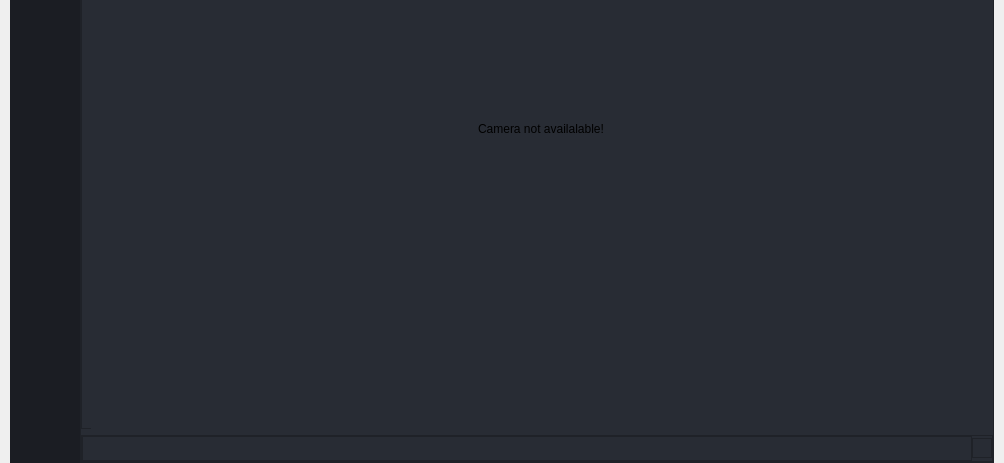
Before: the Qt Designer form ui/main_imbunatatit.ui in Radu101199/CamControl-Controlul-Gestual-al-Dispozitivelor, drawn with Qt 5; both pictures show x 0 to 1004 and y 257 to 720 of the 1004 by 720 pixel window.
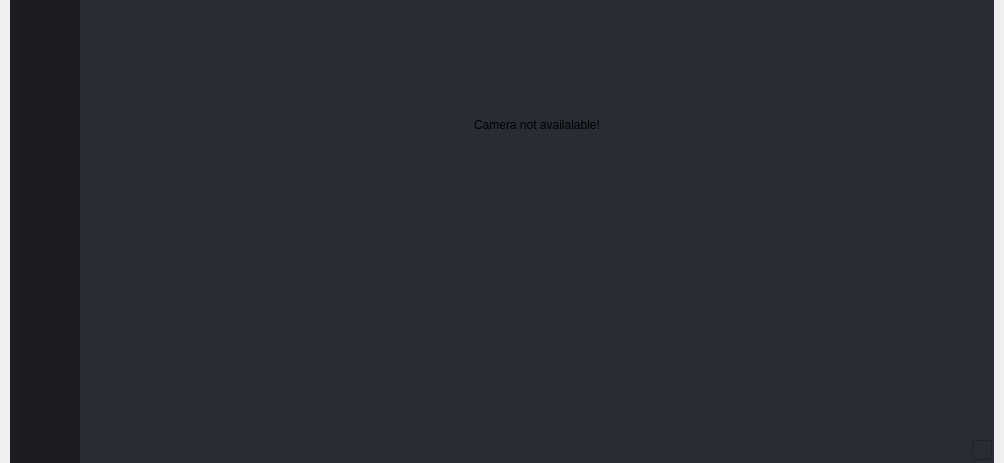
After: the same form once the commit is applied. The open tabs and pages were chosen to show the change. Icons and pictures are not drawn.

Commit message: interfata optimizata cu expandare commit

```diff
--- a/ui/main_imbunatatit.ui
+++ b/ui/main_imbunatatit.ui
@@ -778,7 +778,7 @@
              </sizepolicy>
             </property>
             <property name="frameShape">
-             <enum>QFrame::StyledPanel</enum>
+             <enum>QFrame::NoFrame</enum>
             </property>
             <property name="frameShadow">
              <enum>QFrame::Raised</enum>
@@ -804,23 +804,32 @@
                  <verstretch>0</verstretch>
                 </sizepolicy>
                </property>
-               <property name="maximumSize">
-                <size>
-                 <width>910</width>
-                 <height>610</height>
-                </size>
-               </property>
                <property name="frameShape">
-                <enum>QFrame::StyledPanel</enum>
+                <enum>QFrame::NoFrame</enum>
                </property>
                <property name="frameShadow">
                 <enum>QFrame::Raised</enum>
                </property>
                <layout class="QHBoxLayout" name="horizontalLayout_4">
+                <property name="spacing">
+                 <number>0</number>
+                </property>
+                <property name="leftMargin">
+                 <number>5</number>
+                </property>
+                <property name="topMargin">
+                 <number>5</number>
+                </property>
+                <property name="rightMargin">
+                 <number>5</number>
+                </property>
+                <property name="bottomMargin">
+                 <number>5</number>
+                </property>
                 <item>
                  <widget class="QStackedWidget" name="stackedWidget">
                   <property name="sizePolicy">
-                   <sizepolicy hsizetype="Expanding" vsizetype="Expanding">
+                   <sizepolicy hsizetype="Preferred" vsizetype="Preferred">
                     <horstretch>0</horstretch>
                     <verstretch>0</verstretch>
                    </sizepolicy>
@@ -831,6 +840,9 @@
                     <height>600</height>
                    </size>
                   </property>
+                  <property name="styleSheet">
+                   <string notr="true">background: transparent;</string>
+                  </property>
                   <property name="currentIndex">
                    <number>0</number>
                   </property>
@@ -885,7 +897,7 @@
                   </widget>
                   <widget class="QWidget" name="page_face">
                    <property name="sizePolicy">
-                    <sizepolicy hsizetype="Expanding" vsizetype="Expanding">
+                    <sizepolicy hsizetype="Preferred" vsizetype="Preferred">
                      <horstretch>0</horstretch>
                      <verstretch>0</verstretch>
                     </sizepolicy>
@@ -905,11 +917,8 @@
                         <height>580</height>
                        </size>
                       </property>
-                      <property name="maximumSize">
-                       <size>
-                        <width>1000</width>
-                        <height>1000</height>
-                       </size>
+                      <property name="lineWidth">
+                       <number>0</number>
                       </property>
                       <property name="text">
                        <string>Camera not availalable!</string>
@@ -1480,11 +1489,17 @@
                  <height>25</height>
                 </size>
                </property>
+               <property name="maximumSize">
+                <size>
+                 <width>16777215</width>
+                 <height>25</height>
+                </size>
+               </property>
                <property name="frameShape">
-                <enum>QFrame::StyledPanel</enum>
+                <enum>QFrame::NoFrame</enum>
                </property>
                <property name="frameShadow">
-                <enum>QFrame::Plain</enum>
+                <enum>QFrame::Raised</enum>
                </property>
                <layout class="QHBoxLayout" name="horizontalLayout_3">
                 <property name="spacing">
@@ -1497,7 +1512,7 @@
                  <number>0</number>
                 </property>
                 <property name="rightMargin">
-                 <number>0</number>
+                 <number>2</number>
                 </property>
                 <property name="bottomMargin">
                  <number>0</number>
@@ -1505,10 +1520,10 @@
                 <item>
                  <widget class="QFrame" name="frame_label_bottom">
                   <property name="frameShape">
-                   <enum>QFrame::StyledPanel</enum>
+                   <enum>QFrame::NoFrame</enum>
                   </property>
                   <property name="frameShadow">
-                   <enum>QFrame::Plain</enum>
+                   <enum>QFrame::Raised</enum>
                   </property>
                  </widget>
                 </item>
```
The commit also changes 1 other file.
